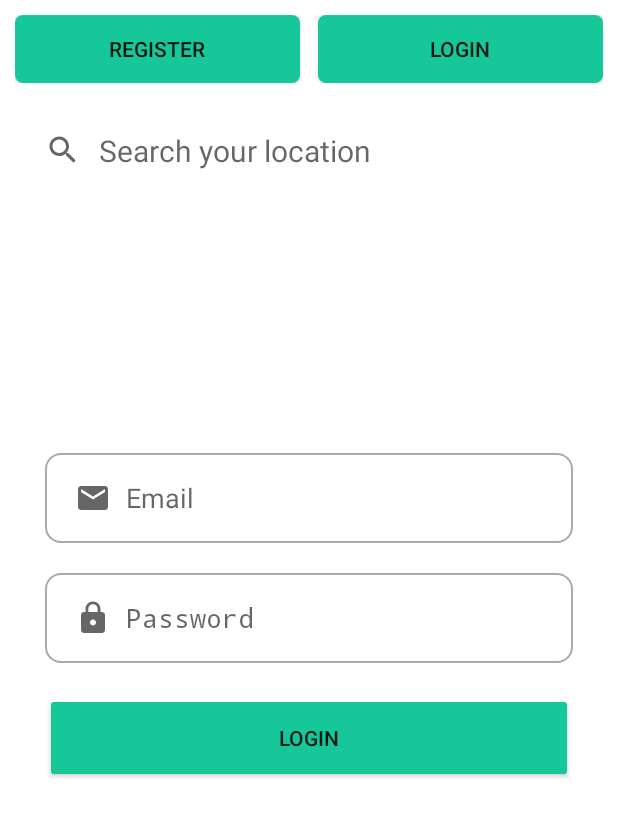
After one commit to khanhvtn/quarantine-zone, an Android app: the fragment Login placed in its activity, on a phone screen of 412 x 824 dp. The commit adds this screen. Shown: the top 817 px of the screen. Run offline under Robolectric (Android 15) with nearby library versions, the phone set to English and light mode, and no system bars.

Commit message:
finish design login

```diff
--- a/app/build.gradle
+++ b/app/build.gradle
@@ -36,6 +36,7 @@ dependencies {
     implementation 'com.google.android.material:material:1.4.0'
     implementation 'com.google.android.gms:play-services-maps:17.0.0'
     implementation 'androidx.constraintlayout:constraintlayout:2.1.1'
+    implementation 'androidx.legacy:legacy-support-v4:1.0.0'
     testImplementation 'junit:junit:4.+'
     androidTestImplementation 'androidx.test.ext:junit:1.1.3'
     androidTestImplementation 'androidx.test.espresso:espresso-core:3.4.0'
--- /dev/null
+++ b/app/src/main/java/com/example/assignment2/Login.java
@@ -0,0 +1,35 @@
+package com.example.assignment2;
+
+import android.os.Bundle;
+
+import androidx.fragment.app.Fragment;
+import androidx.fragment.app.FragmentManager;
+
+import android.view.LayoutInflater;
+import android.view.View;
+import android.view.ViewGroup;
+import android.widget.Button;
+
+public class Login extends Fragment {
+
+    public Login() {
+        // Required empty public constructor
+    }
+
+    @Override
+    public View onCreateView(LayoutInflater inflater, ViewGroup container,
+                             Bundle savedInstanceState) {
+        // Inflate the layout for this fragment
+        View v = inflater.inflate(R.layout.fragment_login, container, false);
+        Button btnClose = v.findViewById(R.id.btnCloseLogin);
+        btnClose.setOnClickListener(new View.OnClickListener() {
+            @Override
+            public void onClick(View v) {
+                getActivity().onBackPressed();
+            }
+        });
+        return v;
+    }
+
+
+}
--- a/app/src/main/java/com/example/assignment2/MapsActivity.java
+++ b/app/src/main/java/com/example/assignment2/MapsActivity.java
@@ -1,8 +1,13 @@
 package com.example.assignment2;
 
 import androidx.fragment.app.FragmentActivity;
+import androidx.fragment.app.FragmentManager;
+import androidx.fragment.app.FragmentTransaction;
 
 import android.os.Bundle;
+import android.view.View;
+import android.widget.Button;
+import android.widget.Toast;
 
 import com.google.android.gms.maps.CameraUpdateFactory;
 import com.google.android.gms.maps.GoogleMap;
@@ -48,5 +53,19 @@ public class MapsActivity extends FragmentActivity implements OnMapReadyCallback
         mMap.addMarker(new MarkerOptions().position(sydney).title("Marker in Sydney"));
         mMap.moveCamera(CameraUpdateFactory.newLatLng(sydney));
         mMap.getUiSettings().setZoomControlsEnabled(true);
+
+        Button btnLogin = findViewById(R.id.btnLogin);
+
+        btnLogin.setOnClickListener(new View.OnClickListener() {
+            @Override
+            public void onClick(View v) {
+                FragmentManager fm=getSupportFragmentManager();
+                FragmentTransaction ft=fm.beginTransaction();
+                ft.add(R.id.fragment_login,new Login());
+                Toast.makeText(MapsActivity.this, "Fragment is added!!!!!!", Toast.LENGTH_SHORT).show();
+                ft.addToBackStack(null);
+                ft.commit();
+            }
+        });
     }
 }
--- /dev/null
+++ b/app/src/main/res/drawable/custom_email_icon.xml
@@ -0,0 +1,5 @@
+<?xml version="1.0" encoding="utf-8"?>
+<selector xmlns:android="http://schemas.android.com/apk/res/android">
+    <item android:state_focused="false" android:drawable="@drawable/ic_baseline_email"  />
+    <item android:state_focused="true" android:drawable="@drawable/ic_baseline_email_focused"  />
+</selector>
--- a/app/src/main/res/drawable/custom_input.xml
+++ b/app/src/main/res/drawable/custom_input.xml
@@ -1,11 +1,17 @@
 <?xml version="1.0" encoding="utf-8"?>
 <selector xmlns:android="http://schemas.android.com/apk/res/android">
-    <item android:state_enabled="true">
+    <item android:state_enabled="true" android:state_focused="true">
         <shape android:shape="rectangle">
+            <corners android:radius="10dp" />
             <solid android:color="@color/white" />
-            <corners android:radius="50dp" />
-            <stroke android:color="@color/design_default_color_on_primary" android:width="1dp"/>
+            <stroke android:color="@color/primary_color" android:width="1dp"/>
         </shape>
-
+    </item>
+    <item android:state_enabled="true" android:state_focused="false">
+        <shape android:shape="rectangle">
+            <corners android:radius="10dp" />
+            <solid android:color="@color/white" />
+            <stroke android:color="@android:color/darker_gray" android:width="1dp"/>
+        </shape>
     </item>
 </selector>
--- /dev/null
+++ b/app/src/main/res/drawable/custom_input_search.xml
@@ -0,0 +1,11 @@
+<?xml version="1.0" encoding="utf-8"?>
+<selector xmlns:android="http://schemas.android.com/apk/res/android">
+    <item android:state_enabled="true">
+        <shape android:shape="rectangle">
+            <solid android:color="@color/white" />
+            <corners android:radius="50dp" />
+            <stroke android:color="@color/design_default_color_on_primary" android:width="1dp"/>
+        </shape>
+
+    </item>
+</selector>
--- /dev/null
+++ b/app/src/main/res/drawable/custom_lock_icon.xml
@@ -0,0 +1,5 @@
+<?xml version="1.0" encoding="utf-8"?>
+<selector xmlns:android="http://schemas.android.com/apk/res/android">
+<item android:state_focused="true" android:drawable="@drawable/ic_baseline_lock_focused"/>
+    <item android:state_focused="false" android:drawable="@drawable/ic_baseline_lock"/>
+</selector>
--- /dev/null
+++ b/app/src/main/res/drawable/ic_baseline_email.xml
@@ -0,0 +1,10 @@
+<vector xmlns:android="http://schemas.android.com/apk/res/android"
+    android:width="24dp"
+    android:height="24dp"
+    android:viewportWidth="24"
+    android:viewportHeight="24"
+    android:tint="?attr/colorControlNormal">
+  <path
+      android:fillColor="@android:color/darker_gray"
+      android:pathData="M20,4L4,4c-1.1,0 -1.99,0.9 -1.99,2L2,18c0,1.1 0.9,2 2,2h16c1.1,0 2,-0.9 2,-2L22,6c0,-1.1 -0.9,-2 -2,-2zM20,8l-8,5 -8,-5L4,6l8,5 8,-5v2z"/>
+</vector>
--- /dev/null
+++ b/app/src/main/res/drawable/ic_baseline_email_focused.xml
@@ -0,0 +1,9 @@
+<vector xmlns:android="http://schemas.android.com/apk/res/android"
+    android:width="24dp"
+    android:height="24dp"
+    android:viewportWidth="24"
+    android:viewportHeight="24">
+    <path
+        android:fillColor="@color/primary_color"
+        android:pathData="M20,4L4,4c-1.1,0 -1.99,0.9 -1.99,2L2,18c0,1.1 0.9,2 2,2h16c1.1,0 2,-0.9 2,-2L22,6c0,-1.1 -0.9,-2 -2,-2zM20,8l-8,5 -8,-5L4,6l8,5 8,-5v2z" />
+</vector>
--- /dev/null
+++ b/app/src/main/res/drawable/ic_baseline_lock.xml
@@ -0,0 +1,10 @@
+<vector xmlns:android="http://schemas.android.com/apk/res/android"
+    android:width="24dp"
+    android:height="24dp"
+    android:viewportWidth="24"
+    android:viewportHeight="24"
+    android:tint="?attr/colorControlNormal">
+  <path
+      android:fillColor="@android:color/darker_gray"
+      android:pathData="M18,8h-1L17,6c0,-2.76 -2.24,-5 -5,-5S7,3.24 7,6v2L6,8c-1.1,0 -2,0.9 -2,2v10c0,1.1 0.9,2 2,2h12c1.1,0 2,-0.9 2,-2L20,10c0,-1.1 -0.9,-2 -2,-2zM12,17c-1.1,0 -2,-0.9 -2,-2s0.9,-2 2,-2 2,0.9 2,2 -0.9,2 -2,2zM15.1,8L8.9,8L8.9,6c0,-1.71 1.39,-3.1 3.1,-3.1 1.71,0 3.1,1.39 3.1,3.1v2z"/>
+</vector>
--- /dev/null
+++ b/app/src/main/res/drawable/ic_baseline_lock_focused.xml
@@ -0,0 +1,9 @@
+<vector xmlns:android="http://schemas.android.com/apk/res/android"
+    android:width="24dp"
+    android:height="24dp"
+    android:viewportWidth="24"
+    android:viewportHeight="24">
+  <path
+      android:fillColor="@color/primary_color"
+      android:pathData="M18,8h-1L17,6c0,-2.76 -2.24,-5 -5,-5S7,3.24 7,6v2L6,8c-1.1,0 -2,0.9 -2,2v10c0,1.1 0.9,2 2,2h12c1.1,0 2,-0.9 2,-2L20,10c0,-1.1 -0.9,-2 -2,-2zM12,17c-1.1,0 -2,-0.9 -2,-2s0.9,-2 2,-2 2,0.9 2,2 -0.9,2 -2,2zM15.1,8L8.9,8L8.9,6c0,-1.71 1.39,-3.1 3.1,-3.1 1.71,0 3.1,1.39 3.1,3.1v2z"/>
+</vector>
--- a/app/src/main/res/layout/activity_maps.xml
+++ b/app/src/main/res/layout/activity_maps.xml
@@ -41,7 +41,8 @@
             android:layout_weight="1"
             android:background="@drawable/custom_button"
             android:backgroundTint="@color/primary_color"
-            android:text="Login" />
+            android:text="Login"
+            />
 
     </androidx.appcompat.widget.LinearLayoutCompat>
 
@@ -60,7 +61,7 @@
             android:id="@+id/editTextTextPersonName"
             android:layout_width="match_parent"
             android:layout_height="50dp"
-            android:background="@drawable/custom_input"
+            android:background="@drawable/custom_input_search"
             android:drawableStart="@drawable/custom_search_icon"
             android:drawablePadding="12dp"
             android:ems="10"
@@ -69,5 +70,9 @@
             android:focusable="auto"
             />
     </androidx.appcompat.widget.LinearLayoutCompat>
+    <androidx.fragment.app.FragmentContainerView
+        android:id="@+id/fragment_login"
+        android:layout_width="match_parent"
+        android:layout_height="match_parent"/>
 
 </RelativeLayout>
--- /dev/null
+++ b/app/src/main/res/layout/fragment_login.xml
@@ -0,0 +1,57 @@
+<?xml version="1.0" encoding="utf-8"?>
+<RelativeLayout xmlns:android="http://schemas.android.com/apk/res/android"
+    xmlns:tools="http://schemas.android.com/tools"
+    android:layout_width="match_parent"
+    android:layout_height="match_parent"
+    android:background="@color/white"
+    tools:context=".Login">
+
+    <LinearLayout
+        android:layout_width="match_parent"
+        android:layout_height="wrap_content"
+        android:layout_centerInParent="true"
+        android:orientation="vertical"
+        android:layout_marginHorizontal="30dp"
+        >
+        <EditText
+            android:paddingHorizontal="20dp"
+            android:drawablePadding="10dp"
+            android:drawableStart="@drawable/custom_email_icon"
+            android:layout_marginBottom="20dp"
+            android:background="@drawable/custom_input"
+            android:id="@+id/edtEmail"
+            android:layout_width="match_parent"
+            android:layout_height="60dp"
+            android:ems="10"
+            android:inputType="text"
+            android:hint="Email" />
+        <EditText
+            android:paddingHorizontal="20dp"
+            android:drawablePadding="10dp"
+            android:drawableStart="@drawable/custom_lock_icon"
+            android:layout_marginBottom="20dp"
+            android:background="@drawable/custom_input"
+            android:id="@+id/edtPassword"
+            android:layout_width="match_parent"
+            android:layout_height="60dp"
+            android:ems="10"
+            android:inputType="textPassword"
+            android:hint="Password" />
+        <Button
+            android:id="@+id/btnCloseLogin"
+            android:layout_width="match_parent"
+            android:layout_height="60dp"
+            android:text="Login"
+            android:backgroundTint="@color/primary_color"
+            />
+
+<!--        <Button-->
+<!--            android:id="@+id/btnCloseLogin"-->
+<!--            android:layout_width="match_parent"-->
+<!--            android:layout_height="60dp"-->
+<!--            android:text="Close"-->
+<!--            />-->
+    </LinearLayout>
+
+
+</RelativeLayout>
--- a/app/src/main/res/values/strings.xml
+++ b/app/src/main/res/values/strings.xml
@@ -1,4 +1,6 @@
 <resources>
     <string name="app_name">assignment2</string>
     <string name="title_activity_maps">MapsActivity</string>
+    <!-- TODO: Remove or change this placeholder text -->
+    <string name="hello_blank_fragment">Hello blank fragment</string>
 </resources>
```
